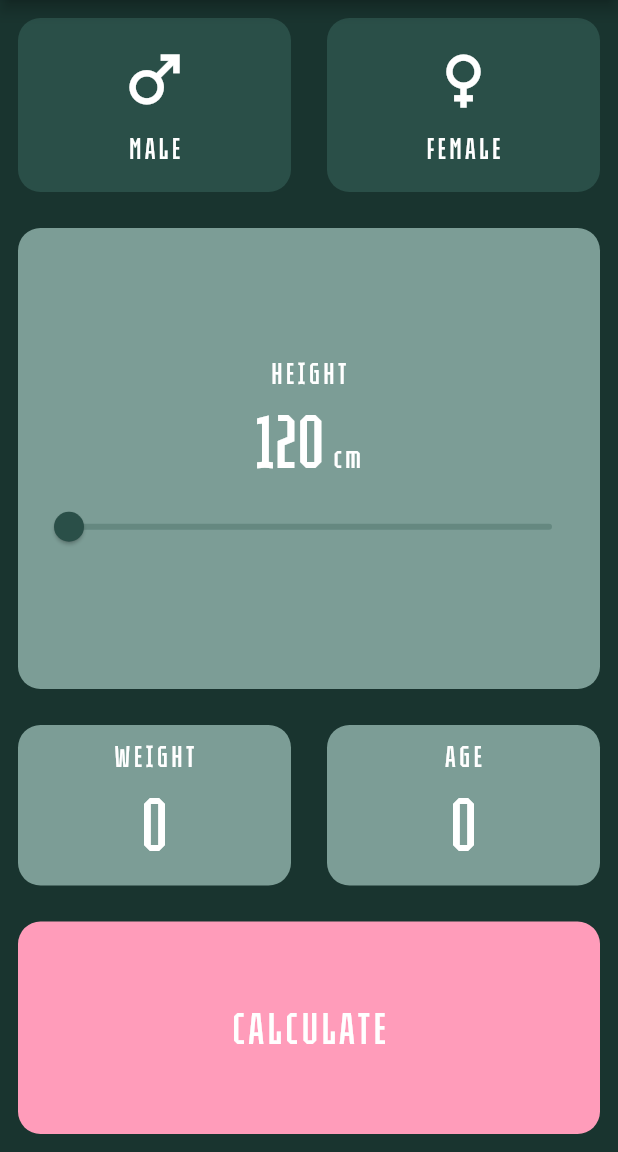
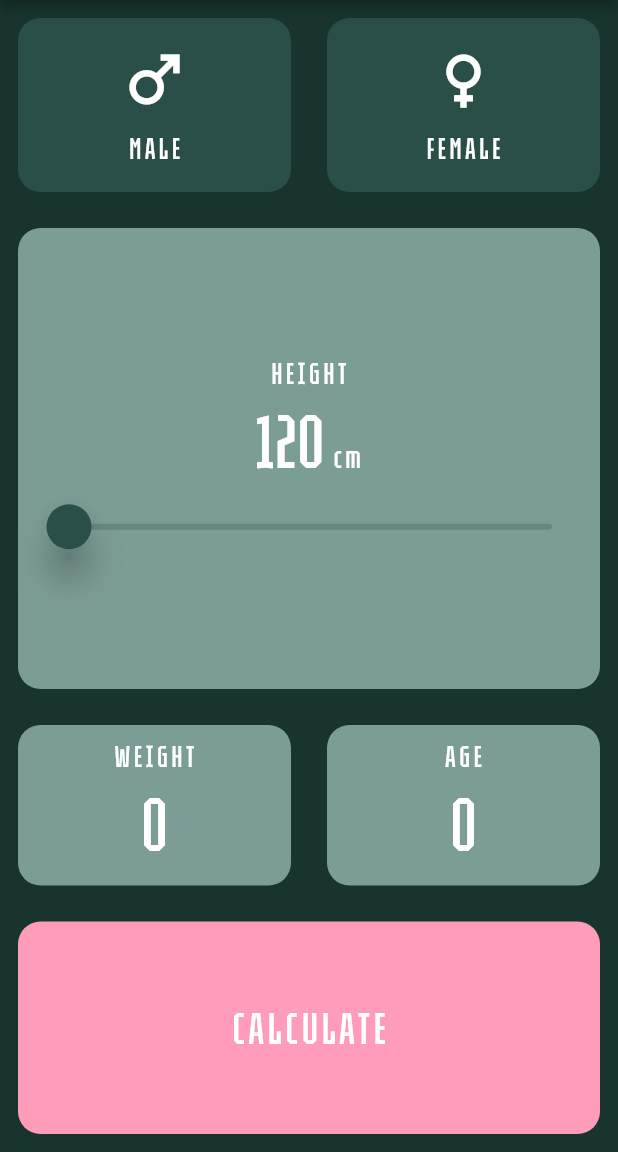
Before and after one commit to Arrocito82/bmi_calculator, a Flutter app: the screen it shows after launch, on a phone screen of 412 x 824 dp, the part 84-1236 px from its top. Run offline on Flutter 3.47's test engine with Material 2 defaults, Android fonts, the phone set to English and light mode, and no system bars.

Commit message:
Height slider shadow

```diff
--- a/lib/input_page.dart
+++ b/lib/input_page.dart
@@ -84,7 +84,15 @@ class _InputPageState extends State<InputPage> {
                   ),
                 ],
               ),
-              Slider(
+              SliderTheme(
+                  data: SliderTheme.of(context).copyWith(
+                    thumbShape: RoundSliderThumbShape(
+                      enabledThumbRadius: 15.0,
+                      pressedElevation: 25.0,
+                      elevation: 10.0,
+                    ),
+                  ),
+                  child: Slider(
                     value: _height.toDouble(),
                     max: kMaxHeight.toDouble(),
                     min: kMinHeight.toDouble(),
@@ -98,7 +106,7 @@ class _InputPageState extends State<InputPage> {
                         _height = value.round();
                       });
                     },
-              )
+                  ))
             ],
           ),
         ),
```
Lines whose indentation alone changed are shown as unchanged.
